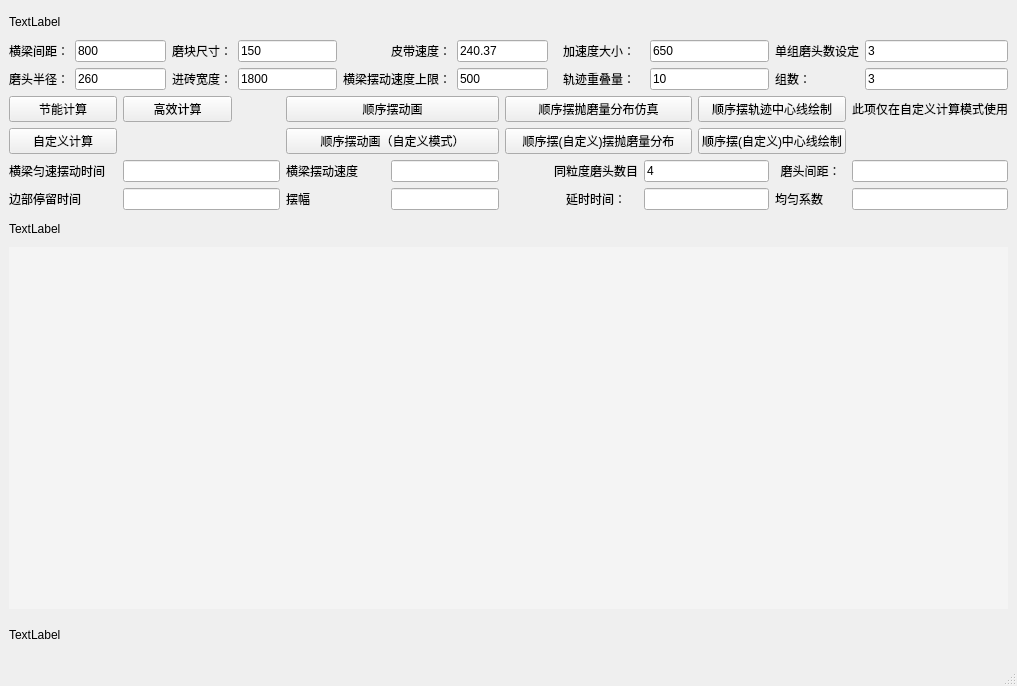
This is Single_Calc.ui in wuheideyun/PolishingParameterNew as Qt 5 draws it before an edit. The edited form follows.
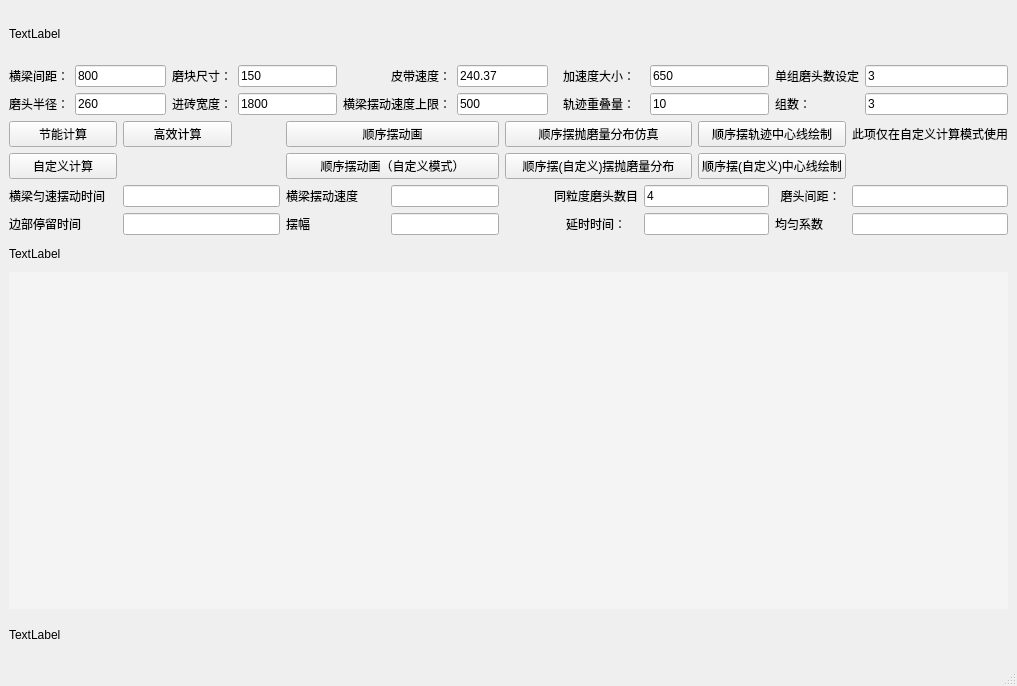
This is the edited form.

Diff of the .ui file:
```diff
--- a/Single_Calc.ui
+++ b/Single_Calc.ui
@@ -233,7 +233,7 @@
       <property name="maximumSize">
        <size>
         <width>16777215</width>
-        <height>25</height>
+        <height>50</height>
        </size>
       </property>
       <property name="text">
```
